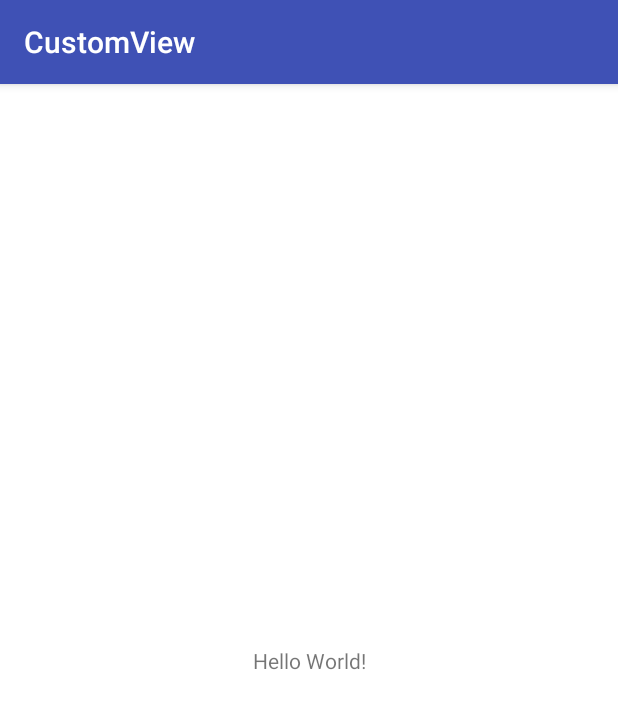
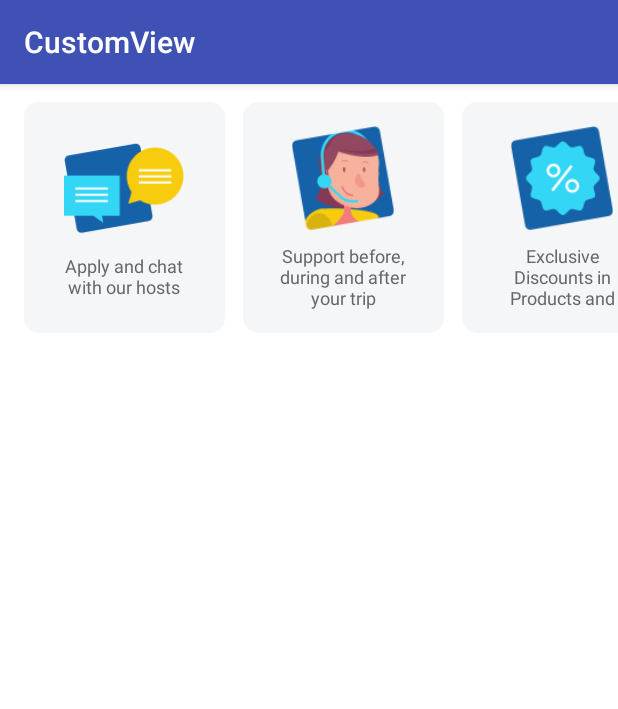
Before and after one commit to douglasiacovelli/CustomView-Medium, an Android app: the screen it shows after launch (MainActivity), on a phone screen of 412 x 824 dp. Shown: the top 709 px of the screen. Run offline under Robolectric (Android 15) with nearby library versions, the phone set to English and light mode, and no system bars.

Commit message:
adds drawables and finishes activity_main.xml

```diff
--- a/app/src/main/res/layout/activity_main.xml
+++ b/app/src/main/res/layout/activity_main.xml
@@ -1,18 +1,45 @@
 <?xml version="1.0" encoding="utf-8"?>
-<android.support.constraint.ConstraintLayout xmlns:android="http://schemas.android.com/apk/res/android"
+<android.support.constraint.ConstraintLayout
+    xmlns:android="http://schemas.android.com/apk/res/android"
     xmlns:app="http://schemas.android.com/apk/res-auto"
     xmlns:tools="http://schemas.android.com/tools"
     android:layout_width="match_parent"
     android:layout_height="match_parent"
     tools:context="com.iacovelli.customview.MainActivity">
 
-    <TextView
-        android:layout_width="wrap_content"
+    <HorizontalScrollView
+        android:layout_width="match_parent"
         android:layout_height="wrap_content"
-        android:text="Hello World!"
-        app:layout_constraintBottom_toBottomOf="parent"
-        app:layout_constraintLeft_toLeftOf="parent"
-        app:layout_constraintRight_toRightOf="parent"
-        app:layout_constraintTop_toTopOf="parent" />
+        android:paddingStart="16sp"
+        android:clipToPadding="false"
+        android:scrollbars="none">
+        <LinearLayout
+            android:layout_width="wrap_content"
+            android:layout_height="wrap_content"
+            android:layout_marginTop="12sp"
+            android:orientation="horizontal">
+
+            <com.iacovelli.customview.BenefitView
+                android:layout_width="wrap_content"
+                android:layout_height="wrap_content"
+                app:text="Apply and chat with our hosts"
+                app:image="@drawable/first_image"
+                android:layout_marginEnd="12dp"/>
+
+            <com.iacovelli.customview.BenefitView
+                android:layout_width="wrap_content"
+                android:layout_height="wrap_content"
+                app:text="Support before, during and after your trip"
+                app:image="@drawable/second_image"
+                android:layout_marginEnd="12dp"/>
+
+            <com.iacovelli.customview.BenefitView
+                android:layout_width="wrap_content"
+                android:layout_height="wrap_content"
+                app:text="Exclusive Discounts in Products and Accommodation"
+                app:image="@drawable/third_image" />
+
+        </LinearLayout>
+    </HorizontalScrollView>
 
 </android.support.constraint.ConstraintLayout>
```
Also changed, not shown: app/src/main/res/drawable-hdpi/first_image.png (added), app/src/main/res/drawable-hdpi/second_image.png (added), app/src/main/res/drawable-hdpi/third_image.png (added), app/src/main/res/drawable-mdpi/first_image.png (added), app/src/main/res/drawable-mdpi/second_image.png (added), app/src/main/res/drawable-mdpi/third_image.png (added), app/src/main/res/drawable-xhdpi/first_image.png (added), app/src/main/res/drawable-xhdpi/second_image.png (added), app/src/main/res/drawable-xhdpi/third_image.png (added), app/src/main/res/drawable-xxhdpi/first_image.png (added), app/src/main/res/drawable-xxhdpi/second_image.png (added), app/src/main/res/drawable-xxhdpi/third_image.png (added), app/src/main/res/drawable-xxxhdpi/first_image.png (added), app/src/main/res/drawable-xxxhdpi/second_image.png (added), 1 more files.
